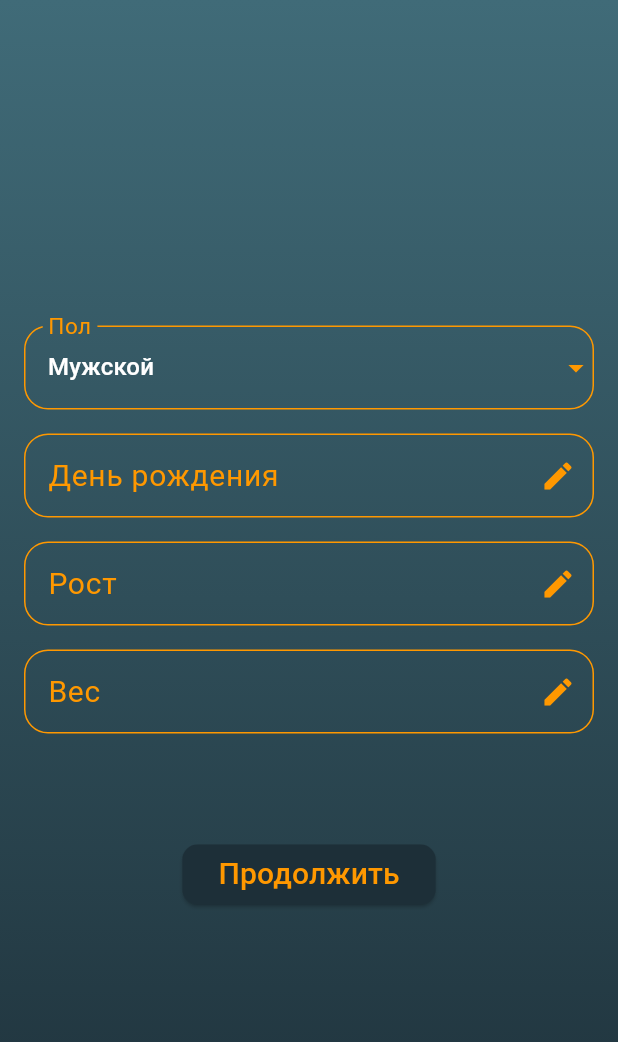
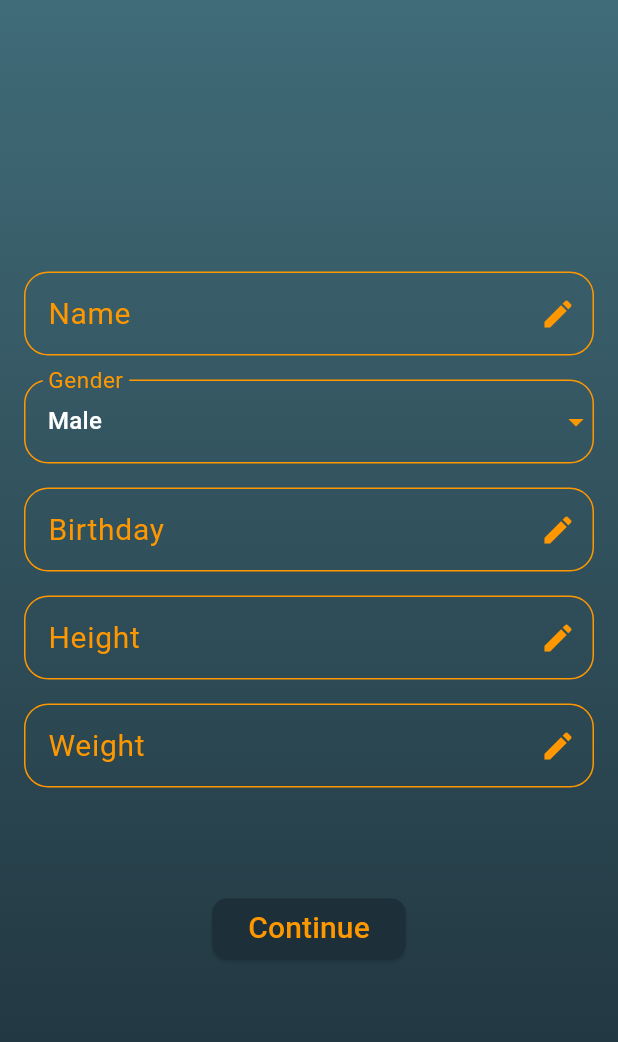
Before and after one commit to Flutter-best-team/Unnamed-Project, a Flutter app: the RegistrationScreen screen opened by its route, on a phone screen of 412 x 824 dp. Shown: the top 1042 px of the screen. Run offline on Flutter 3.47's test engine with Material 3 defaults, Android fonts, the phone set to English and light mode, and no system bars; our stand-ins replace fl_chart, flutter_riverpod, shared_preferences; accounts and stored records are empty; generated files the repository leaves out were written again.

Commit message:
Did a lot, can't remember what

```diff
--- a/lib/l10n/app_ru.arb
+++ b/lib/l10n/app_ru.arb
@@ -1,9 +1,10 @@
 {
-    "settings":"Настройки",
+    "profile":"Профиль",
 
     "init_screen_phrase":"С нами вы сможете не только отслеживать свои привычки, но и жить свободно: не пить и не курить!",
     "init_screen_button":"Начать новую жизнь",
     "welcome_to_karma":"Добро пожаловать в Karma",
+    "name":"Имя",
     "gender":"Пол",
     "birthday":"День рождения",
     "male":"Мужской",
--- a/lib/main.dart
+++ b/lib/main.dart
@@ -7,6 +7,7 @@
 import 'screens/home_screen.dart';
 import 'screens/registration_screen.dart';
 import 'screens/statistics_screen.dart';
+import 'screens/settings_screen.dart';
 
 
 import 'package:flutter_riverpod/flutter_riverpod.dart';
@@ -49,7 +50,8 @@
         '/init' : (context) => const InitialScreen(),
         '/registration' : (context) => const RegistrationScreen(),
         '/profile' : (context ) => const Profile(),
-        '/statistics' : (context) => const StatisticsScreen()
+        '/statistics' : (context) => const StatisticsScreen(),
+        '/profile/settings' : (context) => const SettingsScreen(),
       },
     );
   }
--- a/lib/notifier.dart
+++ b/lib/notifier.dart
@@ -1,4 +1,3 @@
-
 import 'package:flutter_riverpod/flutter_riverpod.dart';
 
-final language = Provider<String>((ref) => "ru");
+final language = StateProvider<String>((ref) => "en");
--- a/lib/screens/home_screen.dart
+++ b/lib/screens/home_screen.dart
@@ -146,6 +146,7 @@ class _HomeScreenState extends State<HomeScreen> {
           style: TextStyle(color: Colors.white, fontWeight: FontWeight.bold),
         ),
         backgroundColor: const Color.fromRGBO(64, 107, 120, 1),
+        centerTitle: true,
       ),
       body: Container(
         width: double.infinity,
--- a/lib/screens/registration_screen.dart
+++ b/lib/screens/registration_screen.dart
@@ -13,6 +13,7 @@ class _RegistrationScreenState extends State<RegistrationScreen> {
   final TextEditingController _heightController = TextEditingController();
   final TextEditingController _ageController = TextEditingController();
   final TextEditingController _weightController = TextEditingController();
+  final TextEditingController _nameController = TextEditingController();
 
 
   @override
@@ -33,6 +34,39 @@ class _RegistrationScreenState extends State<RegistrationScreen> {
             child: Column(
               mainAxisAlignment: MainAxisAlignment.center,
               children: [
+                TextField(
+                  controller: _nameController,
+                  decoration: InputDecoration(
+                      labelText: AppLocalizations.of(context)!.name,
+                      labelStyle: const TextStyle(
+                          color: Colors.orange,
+                          fontSize: 20
+                      ),
+                      enabledBorder: const OutlineInputBorder(
+                          borderRadius: BorderRadius.all(Radius.circular(16.0)),
+                          borderSide: BorderSide(
+                            color: Colors.orange,
+                          )
+                      ),
+                      focusedBorder: const OutlineInputBorder(
+                          borderRadius: BorderRadius.all(Radius.circular(16.0)),
+                          borderSide: BorderSide(
+                              color: Colors.orange
+                          )
+                      ),
+                      suffixIcon: const Icon(
+                        Icons.edit,
+                        color: Colors.orange,
+                      )
+                  ),
+                  keyboardType: TextInputType.text,
+                  style: const TextStyle(
+                      color: Colors.white
+                  ),
+                ),
+
+                const SizedBox(height: 16),
+
                 DropdownButtonFormField(
                   value: selectedGender,
                   decoration: InputDecoration(
@@ -108,7 +142,6 @@ class _RegistrationScreenState extends State<RegistrationScreen> {
                   style: const TextStyle(
                       color: Colors.white
                   ),
-
                 ),
 
                 const SizedBox(height: 16),
```
Also changed, not shown: lib/l10n/app_en.arb (+11 -11 lines), lib/screens/profile_screen.dart (+30 -7 lines), lib/screens/settings_screen.dart (added, +27 -0 lines).
